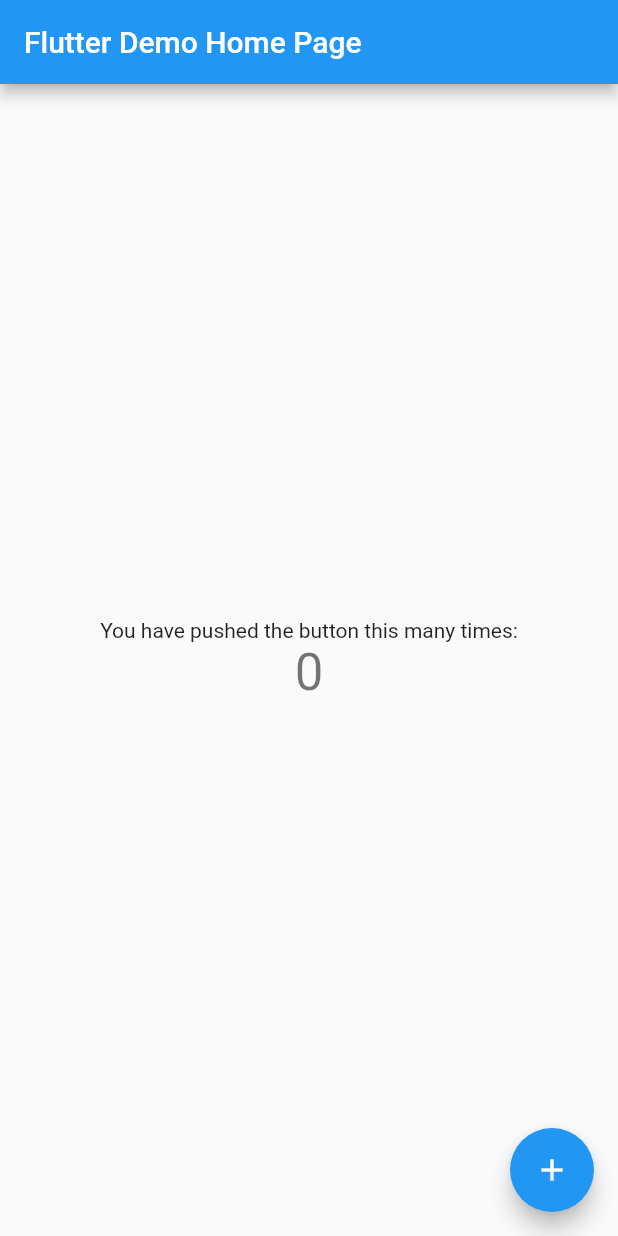
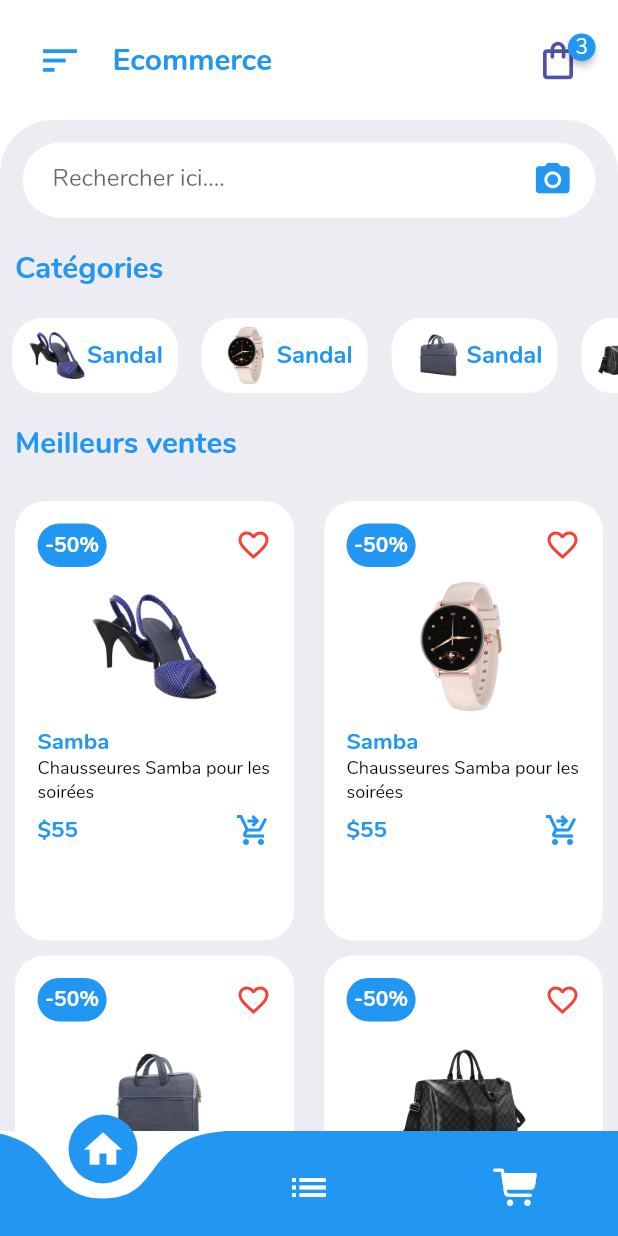
Before and after one commit to sylvaincodes/ecommerce_mobile_ui, a Flutter app: the screen it shows after launch, on a phone screen of 412 x 824 dp. Run offline on Flutter 3.47's test engine with Material 2 defaults, Android fonts, the phone set to English and light mode, and no system bars; drawn by our look-alikes of badges, curved_navigation_bar.

Commit message:
Intégration ui page Home

```diff
--- a/lib/main.dart
+++ b/lib/main.dart
@@ -1,115 +1,21 @@
 import 'package:flutter/material.dart';
+import 'package:ecommerce_mobile_app/pages/Homepage.dart';
 
-void main() {
-  runApp(const MyApp());
-}
+void main()  => runApp(MyApp());
 
 class MyApp extends StatelessWidget {
-  const MyApp({super.key});
 
-  // This widget is the root of your application.
   @override
-  Widget build(BuildContext context) {
-    return MaterialApp(
-      title: 'Flutter Demo',
-      theme: ThemeData(
-        // This is the theme of your application.
-        //
-        // Try running your application with "flutter run". You'll see the
-        // application has a blue toolbar. Then, without quitting the app, try
-        // changing the primarySwatch below to Colors.green and then invoke
-        // "hot reload" (press "r" in the console where you ran "flutter run",
-        // or simply save your changes to "hot reload" in a Flutter IDE).
-        // Notice that the counter didn't reset back to zero; the application
-        // is not restarted.
-        primarySwatch: Colors.blue,
-      ),
-      home: const MyHomePage(title: 'Flutter Demo Home Page'),
-    );
+  Widget build(BuildContext  context){
+      return MaterialApp(
+          debugShowCheckedModeBanner: false,
+          theme : ThemeData(
+            scaffoldBackgroundColor: Colors.white,
+            fontFamily: 'Nunito'
+          ),
+          routes : {
+            "/" : (context) => Homepage()
+          },
+        );
   }
 }
-
-class MyHomePage extends StatefulWidget {
-  const MyHomePage({super.key, required this.title});
-
-  // This widget is the home page of your application. It is stateful, meaning
-  // that it has a State object (defined below) that contains fields that affect
-  // how it looks.
-
-  // This class is the configuration for the state. It holds the values (in this
-  // case the title) provided by the parent (in this case the App widget) and
-  // used by the build method of the State. Fields in a Widget subclass are
-  // always marked "final".
-
-  final String title;
-
-  @override
-  State<MyHomePage> createState() => _MyHomePageState();
-}
-
-class _MyHomePageState extends State<MyHomePage> {
-  int _counter = 0;
-
-  void _incrementCounter() {
-    setState(() {
-      // This call to setState tells the Flutter framework that something has
-      // changed in this State, which causes it to rerun the build method below
-      // so that the display can reflect the updated values. If we changed
-      // _counter without calling setState(), then the build method would not be
-      // called again, and so nothing would appear to happen.
-      _counter++;
-    });
-  }
-
-  @override
-  Widget build(BuildContext context) {
-    // This method is rerun every time setState is called, for instance as done
-    // by the _incrementCounter method above.
-    //
-    // The Flutter framework has been optimized to make rerunning build methods
-    // fast, so that you can just rebuild anything that needs updating rather
-    // than having to individually change instances of widgets.
-    return Scaffold(
-      appBar: AppBar(
-        // Here we take the value from the MyHomePage object that was created by
-        // the App.build method, and use it to set our appbar title.
-        title: Text(widget.title),
-      ),
-      body: Center(
-        // Center is a layout widget. It takes a single child and positions it
-        // in the middle of the parent.
-        child: Column(
-          // Column is also a layout widget. It takes a list of children and
-          // arranges them vertically. By default, it sizes itself to fit its
-          // children horizontally, and tries to be as tall as its parent.
-          //
-          // Invoke "debug painting" (press "p" in the console, choose the
-          // "Toggle Debug Paint" action from the Flutter Inspector in Android
-          // Studio, or the "Toggle Debug Paint" command in Visual Studio Code)
-          // to see the wireframe for each widget.
-          //
-          // Column has various properties to control how it sizes itself and
-          // how it positions its children. Here we use mainAxisAlignment to
-          // center the children vertically; the main axis here is the vertical
-          // axis because Columns are vertical (the cross axis would be
-          // horizontal).
-          mainAxisAlignment: MainAxisAlignment.center,
-          children: <Widget>[
-            const Text(
-              'You have pushed the button this many times:',
-            ),
-            Text(
-              '$_counter',
-              style: Theme.of(context).textTheme.headlineMedium,
-            ),
-          ],
-        ),
-      ),
-      floatingActionButton: FloatingActionButton(
-        onPressed: _incrementCounter,
-        tooltip: 'Increment',
-        child: const Icon(Icons.add),
-      ), // This trailing comma makes auto-formatting nicer for build methods.
-    );
-  }
-}
--- /dev/null
+++ b/lib/pages/Homepage.dart
@@ -0,0 +1,119 @@
+import 'package:curved_navigation_bar/curved_navigation_bar.dart';
+import 'package:flutter/cupertino.dart';
+import 'package:flutter/material.dart';
+import 'package:ecommerce_mobile_app/widgets/HomeAppBar.dart';
+import 'package:ecommerce_mobile_app/widgets/CategoriesWidget.dart';
+import 'package:ecommerce_mobile_app/widgets/ItemsWidget.dart';
+
+class Homepage extends StatelessWidget {
+    @override
+    Widget build(BuildContext context){
+      return Scaffold(
+        body: ListView(children: [
+          HomeAppBar(),
+          Container(
+            // height: 500,
+            padding:  EdgeInsets.only(top: 15),
+            decoration: BoxDecoration(
+              color: Color(0xFFEDECF2),
+              borderRadius: BorderRadius.only(
+                topLeft: Radius.circular(35),
+                topRight: Radius.circular(35)
+              )
+            ),
+            child: Column(
+              children: [
+                Container(
+                  margin: EdgeInsets.symmetric(horizontal : 15),
+                  padding: EdgeInsets.symmetric(horizontal : 15),
+                  height: 50,
+                  decoration: BoxDecoration(
+                    color: Colors.white,
+                    borderRadius: BorderRadius.circular(30),
+                    ),
+                    child: Row(
+                      children: [
+                        Container(
+                          height: 50,
+                          width: 200,
+                          margin: EdgeInsets.only(
+                            left: 5
+                          ),
+                          child: TextFormField(
+                            decoration: InputDecoration(
+                              border: InputBorder.none,
+                              hintText: "Rechercher ici...."
+                            ),
+                          ),
+                        ),
+                        Spacer(),
+                        Icon(
+                          Icons.camera_alt,
+                          size: 27,
+                          color: Colors.blue
+                        ),
+
+                      ],
+                    ),
+                ),
+
+            Container(
+            alignment: Alignment.centerLeft,
+            margin: EdgeInsets.symmetric(vertical: 20, horizontal: 10),
+            child: Text("Catégories",
+            style: TextStyle(
+              fontSize: 20 , fontWeight : FontWeight.bold,color: Colors.blue
+            ))
+          ),
+
+          CategoriesWidget(),
+
+          Container(
+
+            alignment: Alignment.centerLeft,
+            margin: EdgeInsets.symmetric( horizontal: 10 , vertical: 20),
+            child: Text("Meilleurs ventes" ,
+            style:  TextStyle(
+              fontSize: 20,
+              fontWeight: FontWeight.bold,
+              color: Colors.blue
+            ),),
+          ),
+
+          ItemsWidget(),
+
+              ],
+            ),
+          ),
+
+        ],),
+
+        bottomNavigationBar: CurvedNavigationBar(
+
+          onTap: (index){},
+          backgroundColor: Colors.transparent,
+          color: Colors.blue,
+          height: 70,
+          // index: 2,
+          animationCurve: Curves.fastLinearToSlowEaseIn,
+          items:
+          [
+          Icon(
+            Icons.home,
+            size: 30,
+            color: Colors.white,
+          ),
+          Icon(
+            Icons.list,
+            size: 30,
+            color: Colors.white,
+          ),
+          Icon(
+            CupertinoIcons.cart_fill,
+            size: 30,
+            color: Colors.white,
+          )
+        ]),
+      );
+    }
+}
--- /dev/null
+++ b/lib/widgets/CategoriesWidget.dart
@@ -0,0 +1,35 @@
+import 'package:flutter/material.dart';
+
+class CategoriesWidget extends StatelessWidget {
+
+  @override
+  Widget build(BuildContext context) {
+    return SingleChildScrollView(
+      scrollDirection: Axis.horizontal,
+      child: Row(
+        children: [
+
+          for( int i=1; i<8; i++)
+          Container(
+            margin: EdgeInsets.symmetric(horizontal: 8 ),
+            padding : EdgeInsets.symmetric(vertical: 5 , horizontal: 10),
+            decoration: BoxDecoration(
+              color:  Colors.white,
+              borderRadius: BorderRadius.circular(20),
+            ),
+            child: Row(
+              children: [
+                Image.asset("images/$i.png", width: 40, height: 40),
+                Text("Sandal" , style: TextStyle(
+                  fontSize: 16,
+                  fontWeight: FontWeight.bold,
+                  color: Colors.blue
+                ))
+              ],
+            ),
+          )
+        ],
+      ),
+    );
+  }
+}
--- /dev/null
+++ b/lib/widgets/HomeAppBar.dart
@@ -0,0 +1,34 @@
+import 'package:flutter/material.dart';
+import 'package:badges/badges.dart' as badges;
+
+class HomeAppBar extends StatelessWidget {
+
+  @override
+  Widget build(BuildContext content){
+    return Container(
+      color: Colors.white,
+      padding: EdgeInsets.all(25),
+      child: Row(
+        children: [
+          Icon(Icons.sort, size:30 ,color: Colors.blue),
+
+          Padding ( padding : EdgeInsets.only( left: 20,) ,
+              child: Text("Ecommerce" , style:  TextStyle( fontSize: 20, fontWeight:  FontWeight.bold , color: Colors.blue )),
+          ),
+         Spacer(),
+         badges.Badge(
+            badgeContent: Text("3", style: TextStyle( color: Colors.white ),),
+            badgeStyle: badges.BadgeStyle(badgeColor: Colors.blue ),
+
+            child: InkWell(  onTap:(){} ,
+              child: Icon(Icons.shopping_bag_outlined , size: 30 , color: Color(0xFF4C53A5),),
+            ),
+
+          )
+         ],
+      )
+
+    );
+
+  }
+}
--- /dev/null
+++ b/lib/widgets/ItemsWidget.dart
@@ -0,0 +1,82 @@
+import 'package:flutter/material.dart';
+
+class ItemsWidget extends StatelessWidget {
+
+  @override
+  Widget build(BuildContext context) {
+
+      return GridView.count(
+        childAspectRatio: 0.68,
+        physics: NeverScrollableScrollPhysics(),
+        shrinkWrap: true,
+        crossAxisCount: 2,
+
+        children: [
+
+          for( int i=1; i <8 ; i++ )
+            Container(
+              padding: EdgeInsets.only( left: 15 , right: 15 , top: 15 ),
+              margin: EdgeInsets.symmetric( vertical: 5, horizontal: 10),
+              decoration : BoxDecoration(
+                color: Colors.white,
+                borderRadius: BorderRadius.circular(20)
+              ),
+
+              child: Column(
+                  children: [
+                    Row(
+                      mainAxisAlignment: MainAxisAlignment.spaceBetween,
+                      children: [
+                        Container(
+                          padding: EdgeInsets.all(5),
+                          decoration: BoxDecoration(
+                            color: Colors.blue,
+                            borderRadius: BorderRadius.circular(20)
+
+                          ),
+
+                          child: Text('-50%' , style: TextStyle(fontSize: 14 , color: Colors.white, fontWeight: FontWeight.bold ) ),
+                        ),
+                        Icon(Icons.favorite_border, color : Colors.red)
+                      ],
+                    ),
+
+                    InkWell(
+                      onTap: (){},
+                      child: Container(
+                        margin: EdgeInsets.all(8),
+
+                        child: Image.asset("images/$i.png" , height: 90, width: 90),
+                      ),
+                    ),
+                    Container(
+
+                      alignment: Alignment.centerLeft,
+                      child: Text("Samba" , style:  TextStyle( color: Colors.blue, fontSize: 15 , fontWeight: FontWeight.bold )  ),
+                    ),
+
+                    Container(
+                      child: Text("Chausseures Samba pour les soirées" , style:  TextStyle( color: Colors.black, fontSize: 12 , fontWeight: FontWeight.normal )  ),
+                    ),
+
+                    Padding(
+                      padding: EdgeInsets.symmetric(vertical: 5)  ,
+                      child: Row(
+                        mainAxisAlignment:  MainAxisAlignment.spaceBetween,
+                        children: [
+                          Text("\$55"  , style: TextStyle( fontSize: 15 , color: Colors.blue , fontWeight: FontWeight.bold ) ),
+                          Icon(Icons.shopping_cart_checkout , color: Colors.blue )
+                        ],
+                      ),
+                      )
+
+                  ],
+              ),
+
+            ),
+        ],
+
+      );
+
+  }
+}
```
Also changed, not shown: pubspec.yaml (+12 -8 lines), flutter_01.png (added), fonts/nunito/nunito-v9-latin-600.ttf (added), fonts/nunito/nunito-v9-latin-700.ttf (added), fonts/nunito/nunito-v9-latin-800.ttf (added), fonts/nunito/nunito-v9-latin-regular.ttf (added), images/1.png (added), images/2.png (added), images/3.png (added), images/4.png (added), images/5.png (added), images/6.png (added), images/7.png (added), pubspec.lock.
